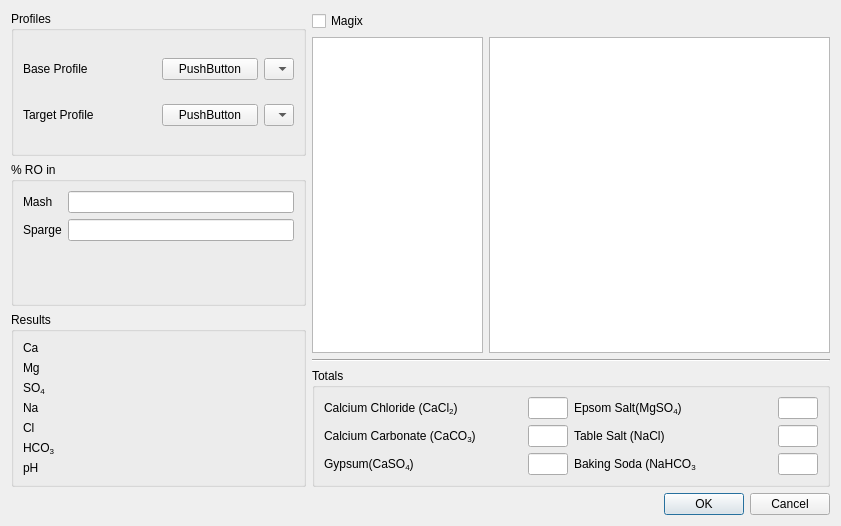
Above: ui/waterDialog.ui from Brewtarget/brewtarget before the change. Below: the same form after it.
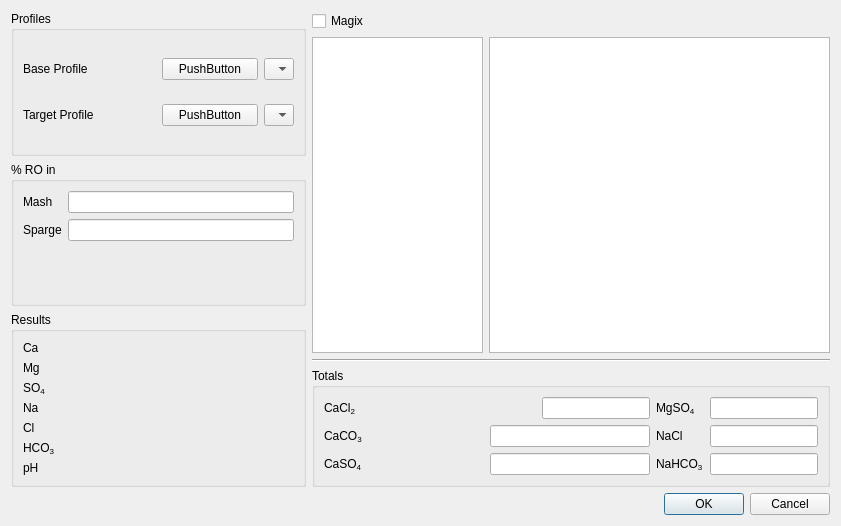
That is the form after the change. Custom widgets are drawn as their Qt base class.

Diff of the .ui file:
```diff
--- a/ui/waterDialog.ui
+++ b/ui/waterDialog.ui
@@ -441,7 +441,7 @@
             <item>
              <widget class="BtMassLabel" name="label_totalbicarb">
               <property name="text">
-               <string>&lt;html&gt;&lt;head/&gt;&lt;body&gt;&lt;p&gt;Baking Soda (NaHCO&lt;span style=&quot; vertical-align:sub;&quot;&gt;3 &lt;/span&gt;&lt;/p&gt;&lt;/body&gt;&lt;/html&gt;</string>
+               <string>&lt;html&gt;&lt;head/&gt;&lt;body&gt;&lt;p&gt;NaHCO&lt;span style=&quot; vertical-align:sub;&quot;&gt;3&lt;/span&gt;&lt;/p&gt;&lt;/body&gt;&lt;/html&gt;</string>
               </property>
               <property name="buddy">
                <cstring>lineEdit_totalbicarb</cstring>
@@ -449,10 +449,16 @@
              </widget>
             </item>
             <item>
-             <widget class="BtMassEdit" name="lineEdit_totalbicarb">
+             <widget class="BtMassEdit" name="lineEdit_totalnahco3">
+              <property name="sizePolicy">
+               <sizepolicy hsizetype="Minimum" vsizetype="Fixed">
+                <horstretch>0</horstretch>
+                <verstretch>0</verstretch>
+               </sizepolicy>
+              </property>
               <property name="maximumSize">
                <size>
-                <width>40</width>
+                <width>16777215</width>
                 <height>16777215</height>
                </size>
               </property>
@@ -465,7 +471,7 @@
             <item>
              <widget class="BtMassLabel" name="label_totalnacl">
               <property name="text">
-               <string>&lt;html&gt;&lt;head/&gt;&lt;body&gt;&lt;p&gt;Table Salt (NaCl)&lt;/p&gt;&lt;/body&gt;&lt;/html&gt;</string>
+               <string>&lt;html&gt;&lt;head/&gt;&lt;body&gt;&lt;p&gt;NaCl&lt;/p&gt;&lt;/body&gt;&lt;/html&gt;</string>
               </property>
               <property name="buddy">
                <cstring>lineEdit_totalnacl</cstring>
@@ -474,9 +480,15 @@
             </item>
             <item>
              <widget class="BtMassEdit" name="lineEdit_totalnacl">
+              <property name="sizePolicy">
+               <sizepolicy hsizetype="Minimum" vsizetype="Fixed">
+                <horstretch>0</horstretch>
+                <verstretch>0</verstretch>
+               </sizepolicy>
+              </property>
               <property name="maximumSize">
                <size>
-                <width>40</width>
+                <width>16777215</width>
                 <height>16777215</height>
                </size>
               </property>
@@ -489,7 +501,7 @@
             <item>
              <widget class="BtMassLabel" name="label_totalmgs04">
               <property name="text">
-               <string>&lt;html&gt;&lt;head/&gt;&lt;body&gt;&lt;p&gt;Epsom Salt&lt;span style=&quot; vertical-align:sub;&quot;/&gt;(MgSO&lt;span style=&quot; vertical-align:sub;&quot;&gt;4&lt;/span&gt;)&lt;/p&gt;&lt;/body&gt;&lt;/html&gt;</string>
+               <string>&lt;html&gt;&lt;head/&gt;&lt;body&gt;&lt;p&gt;MgSO&lt;span style=&quot; vertical-align:sub;&quot;&gt;4&lt;/span&gt;&lt;/p&gt;&lt;/body&gt;&lt;/html&gt;</string>
               </property>
               <property name="buddy">
                <cstring>lineEdit_totalmgso4</cstring>
@@ -498,9 +510,15 @@
             </item>
             <item>
              <widget class="BtMassEdit" name="lineEdit_totalmgso4">
+              <property name="sizePolicy">
+               <sizepolicy hsizetype="Minimum" vsizetype="Fixed">
+                <horstretch>0</horstretch>
+                <verstretch>0</verstretch>
+               </sizepolicy>
+              </property>
               <property name="maximumSize">
                <size>
-                <width>40</width>
+                <width>16777215</width>
                 <height>16777215</height>
                </size>
               </property>
@@ -513,7 +531,7 @@
             <item>
              <widget class="BtMassLabel" name="label_totalcaso4">
               <property name="text">
-               <string>&lt;html&gt;&lt;head/&gt;&lt;body&gt;&lt;p&gt;Gypsum&lt;span style=&quot; vertical-align:sub;&quot;/&gt;(CaSO&lt;span style=&quot; vertical-align:sub;&quot;&gt;4&lt;/span&gt;)&lt;/p&gt;&lt;/body&gt;&lt;/html&gt;</string>
+               <string>&lt;html&gt;&lt;head/&gt;&lt;body&gt;&lt;p&gt;CaSO&lt;span style=&quot; vertical-align:sub;&quot;&gt;4&lt;/span&gt;&lt;/p&gt;&lt;/body&gt;&lt;/html&gt;</string>
               </property>
               <property name="buddy">
                <cstring>lineEdit_totalcaso4</cstring>
@@ -522,9 +540,15 @@
             </item>
             <item>
              <widget class="BtMassEdit" name="lineEdit_totalcaso4">
+              <property name="sizePolicy">
+               <sizepolicy hsizetype="Minimum" vsizetype="Fixed">
+                <horstretch>0</horstretch>
+                <verstretch>0</verstretch>
+               </sizepolicy>
+              </property>
               <property name="maximumSize">
                <size>
-                <width>40</width>
+                <width>16777215</width>
                 <height>16777215</height>
                </size>
               </property>
@@ -543,7 +567,7 @@
                </sizepolicy>
               </property>
               <property name="text">
-               <string>&lt;html&gt;&lt;head/&gt;&lt;body&gt;&lt;p&gt;Calcium Chloride (CaCl&lt;span style=&quot; vertical-align:sub;&quot;&gt;2&lt;/span&gt;)&lt;/p&gt;&lt;/body&gt;&lt;/html&gt;</string>
+               <string>&lt;html&gt;&lt;head/&gt;&lt;body&gt;&lt;p&gt;CaCl&lt;span style=&quot; vertical-align:sub;&quot;&gt;2&lt;/span&gt;&lt;/p&gt;&lt;/body&gt;&lt;/html&gt;</string>
               </property>
               <property name="buddy">
                <cstring>lineEdit_totalcacl</cstring>
@@ -553,14 +577,14 @@
             <item>
              <widget class="BtMassEdit" name="lineEdit_totalcacl">
               <property name="sizePolicy">
-               <sizepolicy hsizetype="Maximum" vsizetype="Fixed">
+               <sizepolicy hsizetype="Minimum" vsizetype="Fixed">
                 <horstretch>0</horstretch>
                 <verstretch>0</verstretch>
                </sizepolicy>
               </property>
               <property name="maximumSize">
                <size>
-                <width>40</width>
+                <width>16777215</width>
                 <height>16777215</height>
                </size>
               </property>
@@ -573,7 +597,7 @@
             <item>
              <widget class="BtMassLabel" name="label_totalcaco3">
               <property name="text">
-               <string>&lt;html&gt;&lt;head/&gt;&lt;body&gt;&lt;p&gt;Calcium Carbonate (CaCO&lt;span style=&quot; vertical-align:sub;&quot;&gt;3&lt;/span&gt;)&lt;/p&gt;&lt;/body&gt;&lt;/html&gt;</string>
+               <string>&lt;html&gt;&lt;head/&gt;&lt;body&gt;&lt;p&gt;CaCO&lt;span style=&quot; vertical-align:sub;&quot;&gt;3&lt;/span&gt;&lt;/p&gt;&lt;/body&gt;&lt;/html&gt;</string>
               </property>
               <property name="buddy">
                <cstring>lineEdit_totalcaco3</cstring>
@@ -582,9 +606,15 @@
             </item>
             <item>
              <widget class="BtMassEdit" name="lineEdit_totalcaco3">
+              <property name="sizePolicy">
+               <sizepolicy hsizetype="Minimum" vsizetype="Fixed">
+                <horstretch>0</horstretch>
+                <verstretch>0</verstretch>
+               </sizepolicy>
+              </property>
               <property name="maximumSize">
                <size>
-                <width>40</width>
+                <width>16777215</width>
                 <height>16777215</height>
                </size>
               </property>
```
Left out of the diff: 13 changed lines with no effect on the pictures.
